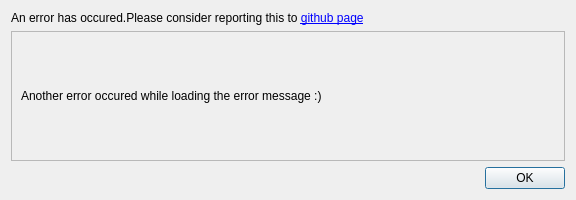
Qt form ui/error_dialog.ui (Thenujan-0/grub-editor) before a commit.
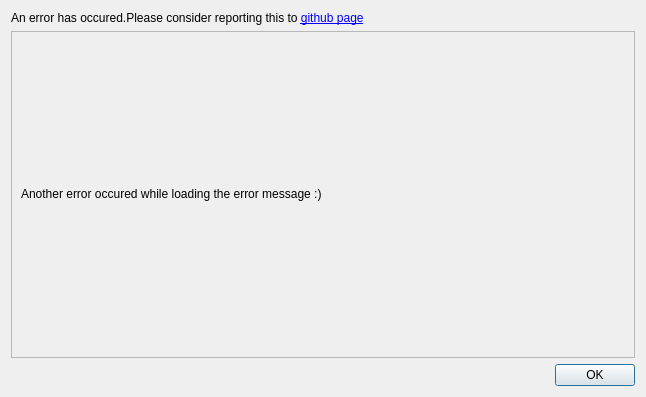
The same form after that commit.

What changed in the file:
```diff
--- a/ui/error_dialog.ui
+++ b/ui/error_dialog.ui
@@ -6,8 +6,8 @@
    <rect>
     <x>0</x>
     <y>0</y>
-    <width>576</width>
-    <height>200</height>
+    <width>646</width>
+    <height>397</height>
    </rect>
   </property>
   <property name="windowTitle">
@@ -42,8 +42,8 @@
          <rect>
           <x>0</x>
           <y>0</y>
-          <width>558</width>
-          <height>112</height>
+          <width>628</width>
+          <height>309</height>
          </rect>
         </property>
         <layout class="QGridLayout" name="gridLayout_2">
```
